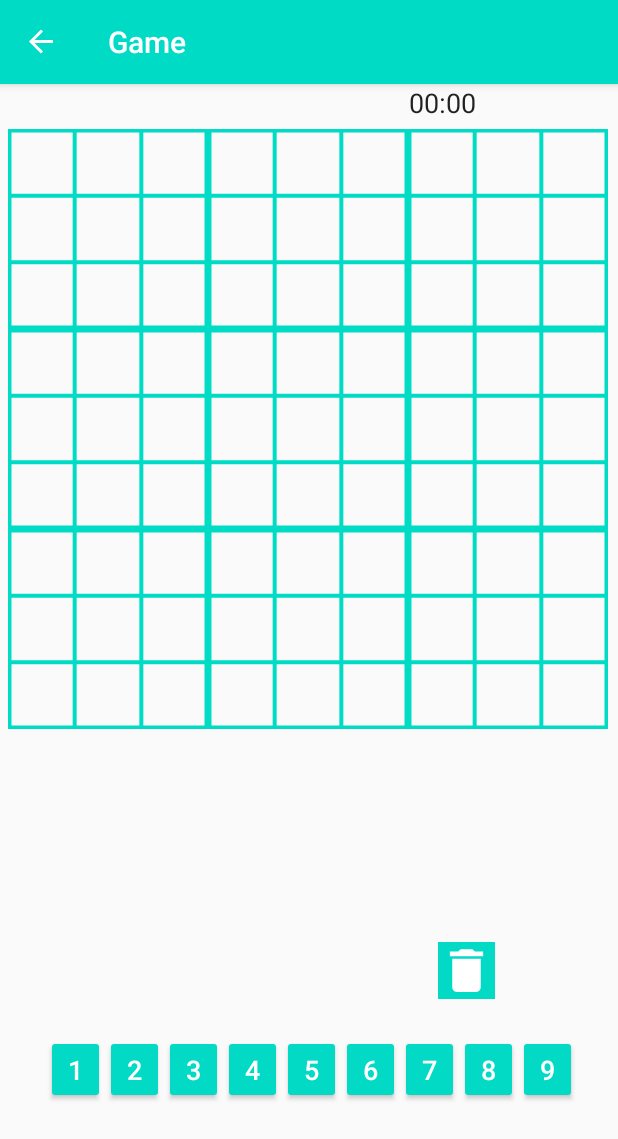
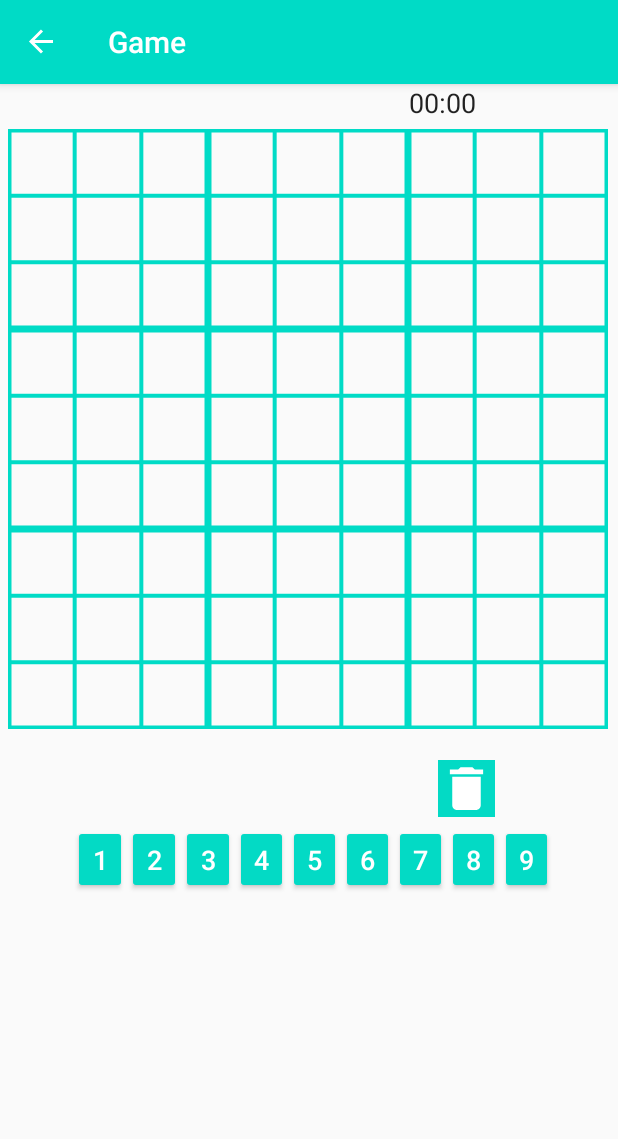
Before and after one commit to Alexandr-star/sudoku-awesome-puzzle-greate-n-the-best-wow-game-in-the-world-sometimes, an Android app: the GameboardFragment screen opened through its navigation route, on a phone screen of 412 x 824 dp. Shown: the top 1139 px of the screen. Run offline under Robolectric (Android 15) with nearby library versions, the phone set to English and light mode, and no system bars; our stand-ins replace data binding, navigation-ui; 10 statements that could not run were skipped.

Commit message:
fix view

```diff
--- a/app/src/main/res/layout/fragment_gameboard.xml
+++ b/app/src/main/res/layout/fragment_gameboard.xml
@@ -56,7 +56,7 @@
 
         <com.app.game.sudoku.ui.gameboard.GameboardView
             android:id="@+id/gameBoardView"
-            android:layout_width="400dp"
+            android:layout_width="0dp"
             android:layout_height="400dp"
             android:layout_above="@id/buttonsLayout"
             android:layout_marginStart="5dp"
@@ -74,7 +74,7 @@
             android:layout_width="38dp"
             android:layout_height="38dp"
             android:layout_marginEnd="4dp"
-            android:layout_marginBottom="24dp"
+            android:layout_marginBottom="5dp"
             android:background="@color/colorAccent"
             android:scaleType="fitCenter"
             android:src="@drawable/ic_delete_button_wite_24dp"
@@ -85,16 +85,14 @@
 
         <LinearLayout
             android:id="@+id/buttonsLayout"
-            android:layout_width="354dp"
+            android:layout_width="320dp"
             android:layout_height="46dp"
-            android:layout_marginStart="24dp"
-            android:layout_marginEnd="24dp"
-            android:layout_marginBottom="88dp"
+            android:layout_marginTop="64dp"
             android:orientation="horizontal"
-            app:layout_constraintBottom_toBottomOf="parent"
             app:layout_constraintEnd_toEndOf="parent"
-            app:layout_constraintHorizontal_bias="0.666"
-            app:layout_constraintStart_toStartOf="parent">
+            app:layout_constraintHorizontal_bias="0.526"
+            app:layout_constraintStart_toStartOf="parent"
+            app:layout_constraintTop_toBottomOf="@+id/gameBoardView">
 
 
             <Button
```
Also changed, not shown: 1 other file.
